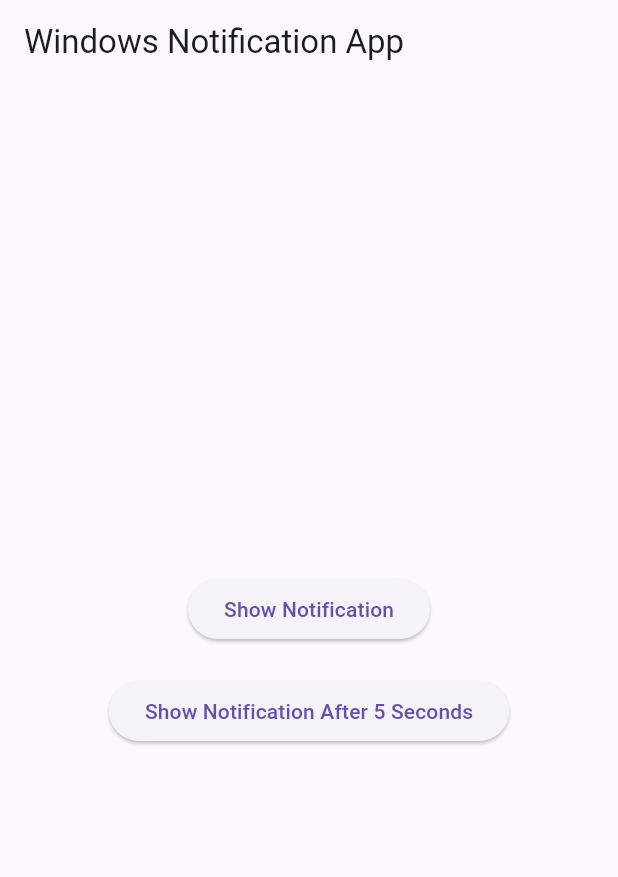
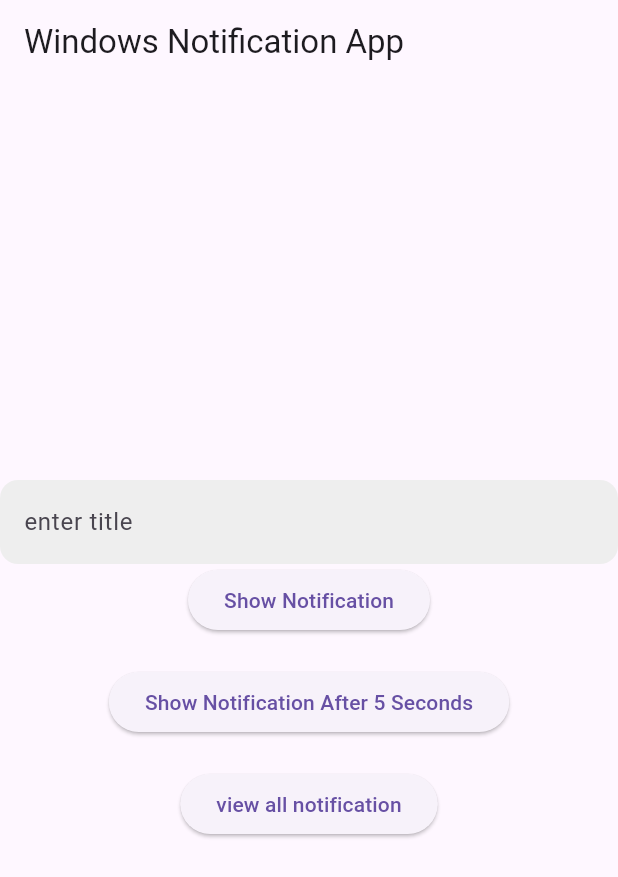
Before and after one commit to ChaudharyAnand10/Notification_system, a Flutter app: the screen it shows after launch, after a tap on "Show Notification", on a phone screen of 412 x 824 dp. Shown: the top 877 px of the screen. Run offline on Flutter 3.47's test engine with Material 3 defaults, Android fonts, the phone set to English and light mode, and no system bars; our stand-ins replace firebase_core, flutter_local_notifications, timezone; accounts and stored records are empty.

Commit message:
show notification page added

```diff
--- a/lib/main.dart
+++ b/lib/main.dart
@@ -1,5 +1,6 @@
 import 'package:flutter/material.dart';
 import 'package:flutter_local_notifications/flutter_local_notifications.dart';
+import 'package:new_app_window/listPage.dart';
 import 'package:timezone/data/latest.dart' as tz;
 import 'package:timezone/timezone.dart' as tz;
 
@@ -19,7 +20,6 @@ void main() async {
       appName: 'Windows Notification Demo',
       appUserModelId: 'com.example.new_app_window',
       guid: '12345678-1234-1234-1234-123456789abc',
-
     ),
   );
 
@@ -29,29 +29,39 @@ void main() async {
   runApp(MyApp());
 }
 
-class MyApp extends StatelessWidget {
+class MyApp extends StatefulWidget {
+  @override
+  State<MyApp> createState() => _MyAppState();
+}
+
+class _MyAppState extends State<MyApp> {
   @override
   Widget build(BuildContext context) {
-    return MaterialApp(
-      home: HomePage(),
-      debugShowCheckedModeBanner: false,
-    );
+    return MaterialApp(home: HomePage(), debugShowCheckedModeBanner: false);
   }
 }
 
 class HomePage extends StatelessWidget {
+  final List<String> myList = [];
+  final int id = DateTime.now().millisecondsSinceEpoch;
   // Simple notification
-  Future<void> showSimpleNotification() async {
+  Future<void> showSimpleNotification(TextEditingController data) async {
     const notifDetails = NotificationDetails(
       windows: WindowsNotificationDetails(),
     );
 
+    try {
       await localNotifications.show(
-      1,
-      "New Message",
+        id,
+        data.text,
         "This is a Windows notification!",
         notifDetails,
       );
+      myList.add(data.text);
+      data.clear();
+    } catch (e) {
+      print("Failed to send notification: $e");
+    }
   }
 
   // Scheduled notification
@@ -69,20 +79,33 @@ class HomePage extends StatelessWidget {
 
       // REQUIRED parameter (new in v17+)
       androidScheduleMode: AndroidScheduleMode.exactAllowWhileIdle,
-
     );
   }
 
   @override
   Widget build(BuildContext context) {
+    final TextEditingController data = TextEditingController();
     return Scaffold(
       appBar: AppBar(title: Text("Windows Notification App")),
       body: Center(
         child: Column(
           mainAxisAlignment: MainAxisAlignment.center,
           children: [
+            TextField(
+              controller: data,
+              decoration: InputDecoration(
+                hintText: "enter title",
+                fillColor: Colors.grey.shade200,
+                filled: true,
+                border: OutlineInputBorder(
+                  borderRadius: BorderRadius.circular(12),
+                  borderSide: BorderSide.none,
+                ),
+              ),
+            ),
+
             ElevatedButton(
-              onPressed: showSimpleNotification,
+              onPressed: () => showSimpleNotification(data),
               child: Text("Show Notification"),
             ),
             SizedBox(height: 20),
@@ -90,6 +113,18 @@ class HomePage extends StatelessWidget {
               onPressed: showScheduledNotification,
               child: Text("Show Notification After 5 Seconds"),
             ),
+            SizedBox(height: 20),
+            ElevatedButton(
+              onPressed: () {
+                Navigator.push(
+                  context,
+                  MaterialPageRoute(
+                    builder: (context) => ShowNotification(myList: myList),
+                  ),
+                );
+              },
+              child: Text("view all notification"),
+            ),
           ],
         ),
       ),
```
Also changed, not shown: lib/listPage.dart (added, +35 -0 lines). Lines whose indentation alone changed are shown as unchanged.
